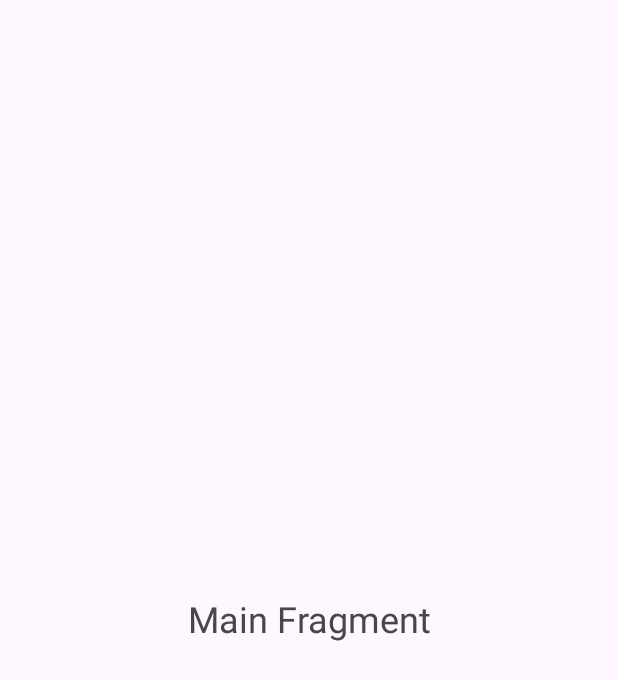
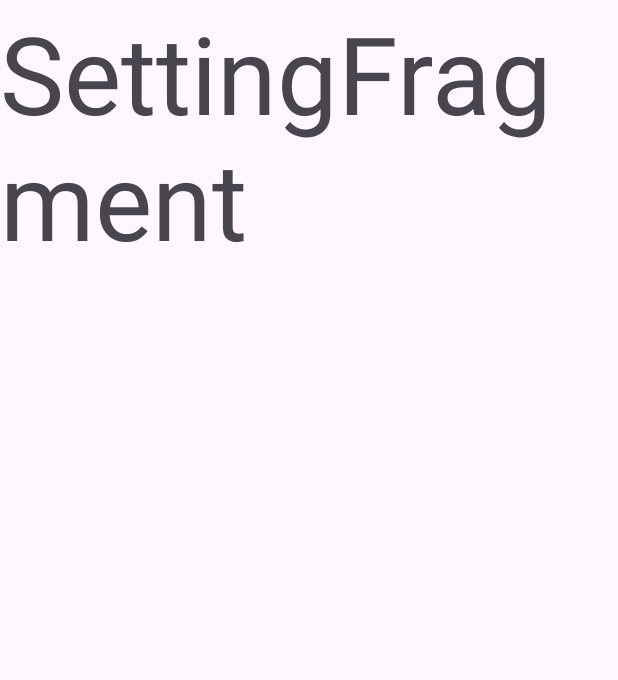
Before and after one commit to aaaa1597/VideoPhotoBookv2, an Android app: the screen it shows after launch (MainActivity), on a phone screen of 412 x 824 dp. Shown: the top 680 px of the screen. Run offline under Robolectric (Android 15) with nearby library versions, the phone set to English and light mode, and no system bars.

Commit message:
Add processing to check for the existence of the maker/video linkage file. maker/動画紐付けファイルの存在確認処理追加。

```diff
--- a/app/build.gradle.kts
+++ b/app/build.gradle.kts
@@ -47,6 +47,10 @@ dependencies {
     implementation(libs.androidx.constraintlayout)
     implementation(libs.androidx.navigation.fragment.ktx)
     implementation(libs.androidx.navigation.ui.ktx)
+    implementation(libs.androidx.legacy.support.v4)
+    implementation(libs.androidx.lifecycle.livedata.ktx)
+    implementation(libs.androidx.lifecycle.viewmodel.ktx)
+    implementation(libs.androidx.fragment.ktx)
     testImplementation(libs.junit)
     androidTestImplementation(libs.androidx.junit)
     androidTestImplementation(libs.androidx.espresso.core)
--- a/app/src/main/java/com/tks/videophotobook/MainFragment.kt
+++ b/app/src/main/java/com/tks/videophotobook/MainFragment.kt
@@ -5,7 +5,9 @@ import androidx.fragment.app.Fragment
 import android.view.LayoutInflater
 import android.view.View
 import android.view.ViewGroup
+import androidx.navigation.fragment.findNavController
 import com.tks.videophotobook.databinding.FragmentMainBinding
+import java.io.File
 
 class MainFragment : Fragment() {
     private lateinit var _binding: FragmentMainBinding
@@ -20,5 +22,12 @@ class MainFragment : Fragment() {
 
     override fun onViewCreated(view: View, savedInstanceState: Bundle?) {
         super.onViewCreated(view, savedInstanceState)
+
+        /* marker_video_map.json(=マーカー/動画紐付け情報)の存在チェック */
+        val file = File(requireContext().externalCacheDir, "marker_video_map.json")
+        if ( !file.exists()) {
+            /* 存在しない場合、SettingFragmentを表示(マーカー/動画紐付け情報を生成する)*/
+            findNavController().navigate(R.id.action_mainFragment_to_settingFragment_slide)
+        }
     }
 }
--- /dev/null
+++ b/app/src/main/java/com/tks/videophotobook/settings/SettingFragment.kt
@@ -0,0 +1,29 @@
+package com.tks.videophotobook.settings
+
+import android.os.Bundle
+import android.view.LayoutInflater
+import android.view.View
+import android.view.ViewGroup
+import androidx.fragment.app.Fragment
+import androidx.fragment.app.viewModels
+import com.tks.videophotobook.databinding.FragmentSettingBinding
+import com.tks.videophotobook.R
+
+class SettingFragment : Fragment() {
+    private lateinit var _binding: FragmentSettingBinding
+
+    private val viewModel: SettingViewModel by viewModels()
+
+    override fun onCreate(savedInstanceState: Bundle?) {
+        super.onCreate(savedInstanceState)
+    }
+
+    override fun onCreateView(inflater: LayoutInflater, container: ViewGroup?,savedInstanceState: Bundle?): View {
+        _binding = FragmentSettingBinding.inflate(inflater, container, false)
+        return _binding.root
+    }
+
+    override fun onViewCreated(view: View, savedInstanceState: Bundle?) {
+        super.onViewCreated(view, savedInstanceState)
+    }
+}
--- /dev/null
+++ b/app/src/main/java/com/tks/videophotobook/settings/SettingViewModel.kt
@@ -0,0 +1,6 @@
+package com.tks.videophotobook.settings
+
+import androidx.lifecycle.ViewModel
+
+class SettingViewModel : ViewModel() {
+}
--- /dev/null
+++ b/app/src/main/res/layout/fragment_setting.xml
@@ -0,0 +1,14 @@
+<?xml version="1.0" encoding="utf-8"?>
+<FrameLayout xmlns:android="http://schemas.android.com/apk/res/android"
+    xmlns:tools="http://schemas.android.com/tools"
+    android:layout_width="match_parent"
+    android:layout_height="match_parent"
+    tools:context=".settings.SettingFragment">
+
+    <TextView
+        android:layout_width="match_parent"
+        android:layout_height="match_parent"
+        android:text="SettingFragment"
+        android:textSize="72sp"/>
+
+</FrameLayout>
--- a/app/src/main/res/navigation/navi.xml
+++ b/app/src/main/res/navigation/navi.xml
@@ -26,6 +26,23 @@
         android:name="com.tks.videophotobook.MainFragment"
         android:label="fragment_main"
         tools:layout="@layout/fragment_main">
+
+        <action
+            android:id="@+id/action_mainFragment_to_settingFragment_slide"
+            app:destination="@id/settingFragment"
+            app:enterAnim="@anim/nav_slide_enter_anim"
+            app:exitAnim="@anim/nav_slide_exit_anim"
+            app:popEnterAnim="@anim/nav_slide_pop_enter_anim"
+            app:popExitAnim="@anim/nav_slide_pop_exit_anim"/>
+
+    </fragment>
+
+    <fragment
+        android:id="@+id/settingFragment"
+        android:name="com.tks.videophotobook.settings.SettingFragment"
+        android:label="fragment_setting"
+        tools:layout="@layout/fragment_setting">
+
     </fragment>
 
 </navigation>
--- /dev/null
+++ b/app/src/main/res/xml/file_paths.xml
@@ -0,0 +1,5 @@
+<?xml version="1.0" encoding="utf-8"?>
+<paths xmlns:android="http://schemas.android.com/apk/res/android">
+    <external-cache-path name="external_cache" path="." />
+    <cache-path name="cache" path="." />
+</paths>
```
Also changed, not shown: app/src/main/AndroidManifest.xml (+11 -0 lines), gradle/libs.versions.toml (+8 -0 lines).
